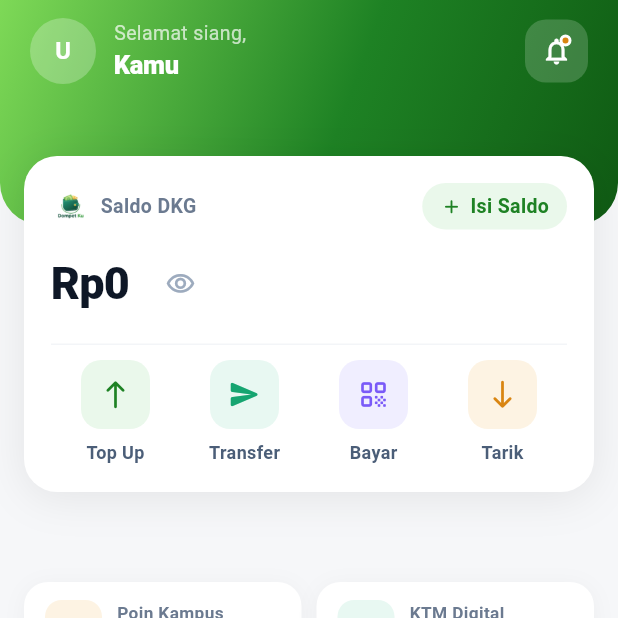
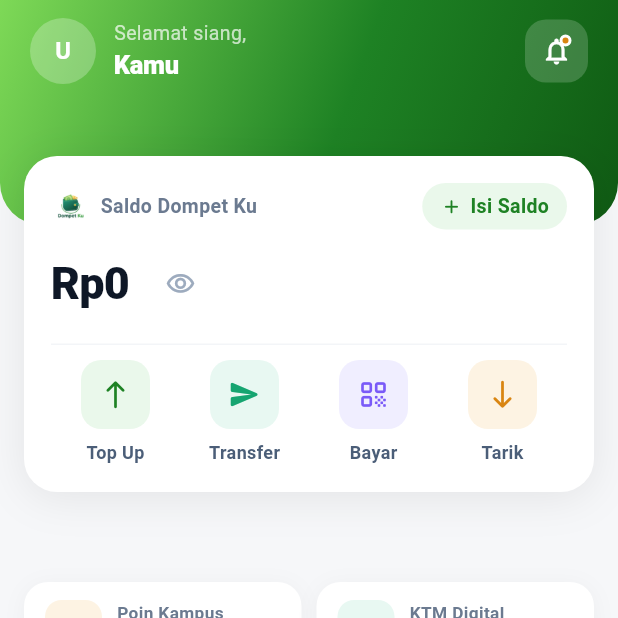
Before and after one commit to Muh-Arifin26/Dompet-Ku, a Flutter app: the HomePage screen opened by its route, on a phone screen of 412 x 824 dp, the top half of it. Run offline on Flutter 3.47's test engine with Material 3 defaults, Android fonts, the phone set to English and light mode, and no system bars; our stand-ins replace app_links, dio, equatable, firebase_auth, firebase_core, flutter_bloc and 8 more; missing offline and left inert: mobile_scanner; accounts and stored records are empty; network calls fail; Roboto replaces fonts that are missing (PlusJakartaSans).

Commit message:
feat : melakukan perubahan pada text dompet dkg menjadi saldo dompet ku

```diff
--- a/lib/presentation/pages/home/home_page.dart
+++ b/lib/presentation/pages/home/home_page.dart
@@ -185,7 +185,7 @@ class _HomePageState extends State<HomePage> {
                 children: [
                   const AppLogo(size: 26),
                   const SizedBox(width: 7),
-                  const Text('Saldo DKG',
+                  const Text('Saldo Dompet Ku',
                       style: TextStyle(
                         fontFamily: 'PlusJakartaSans',
                         fontSize: 13,
```
